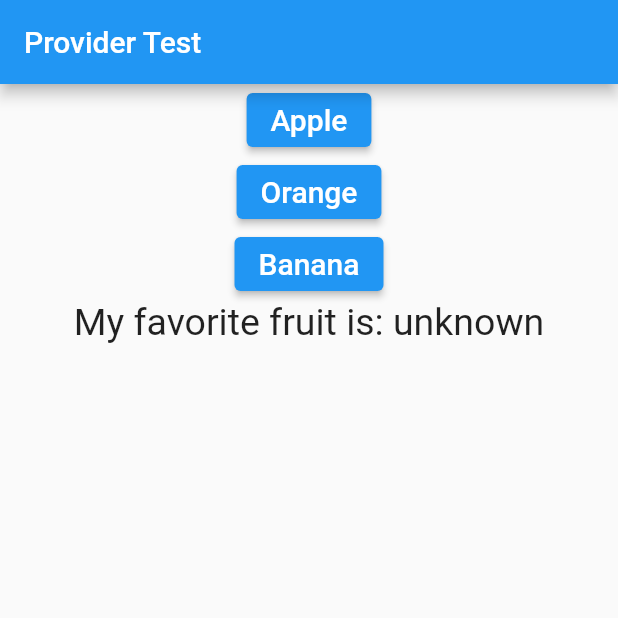
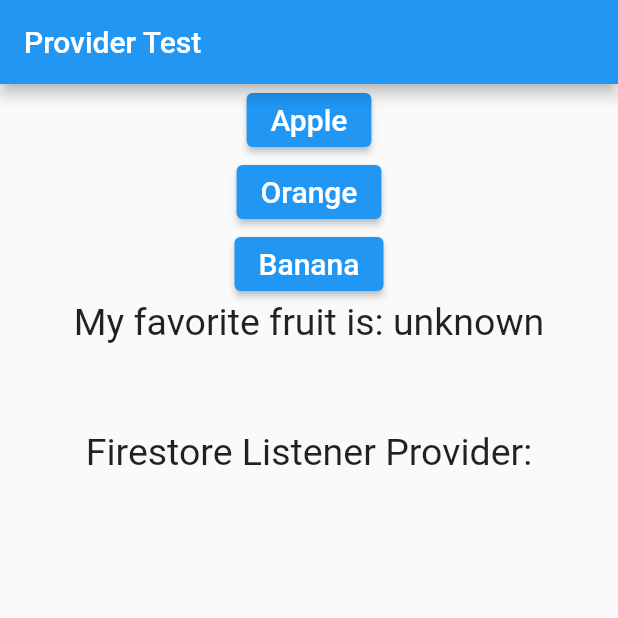
Before and after one commit to smartforce-io/flutter-caching, a Flutter app: the ProviderTestPage screen opened directly, on a phone screen of 412 x 824 dp, the top half of it. Run offline on Flutter 3.47's test engine with Material 2 defaults, Android fonts, the light colour scheme and no system bars; our stand-ins replace cloud_firestore, firebase_auth, firebase_core, firebase_messaging, flutter_local_notifications, google_sign_in and 1 more; accounts and stored records are empty; network calls fail.

Commit message:
added provider to listen firebase changes

```diff
--- a/lib/screens/home.dart
+++ b/lib/screens/home.dart
@@ -1,4 +1,5 @@
 import 'package:fetchingapp/backend/database.dart';
+import 'package:fetchingapp/backend/firestore_changes.dart';
 import 'package:fetchingapp/backend/google_authentication.dart';
 import 'package:fetchingapp/screens/firestore_stream.dart';
 import 'package:fetchingapp/screens/firestore_future.dart';
@@ -7,6 +8,7 @@ import 'package:fetchingapp/screens/login.dart';
 import 'package:fetchingapp/screens/provider_test.dart';
 import 'package:firebase_auth/firebase_auth.dart';
 import 'package:flutter/material.dart';
+import 'package:provider/provider.dart';
 
 class HomePage extends StatelessWidget {
   const HomePage(this.user, {Key? key}) : super(key: key);
@@ -15,6 +17,9 @@ class HomePage extends StatelessWidget {
 
   @override
   Widget build(BuildContext context) {
+    Provider.of<FirestoreChanges>(context, listen: false)
+        .listenOnFirestoreChanges();
+
     return Scaffold(
       appBar: AppBar(
         automaticallyImplyLeading: false,
@@ -27,7 +32,7 @@ class HomePage extends StatelessWidget {
           const SizedBox(height: 10),
           testSectionButton(
               context: context,
-              name: 'Provider Test',
+              name: 'Simple Provider Test',
               widget: const ProviderTestPage()),
           const SizedBox(height: 10),
           testSectionButton(
--- a/lib/screens/provider_test.dart
+++ b/lib/screens/provider_test.dart
@@ -1,3 +1,4 @@
+import 'package:fetchingapp/backend/firestore_changes.dart';
 import 'package:flutter/material.dart';
 import 'package:provider/provider.dart';
 
@@ -22,8 +23,18 @@ class _ProviderTestPageState extends State<ProviderTestPage> {
             const Button(fruit: 'Orange'),
             const Button(fruit: 'Banana'),
             Text(
-              'My favorite fruit is: ' + Provider.of<Favorites>(context).fruit,
+              'My favorite fruit is: ' +
+                  Provider.of<Favorites>(context).fruit +
+                  '\n\n',
               style: const TextStyle(fontSize: 25),
+            ),
+            const Text(
+              'Firestore Listener Provider:',
+              style: TextStyle(fontSize: 25),
+            ),
+            Text(
+              '\n' + Provider.of<FirestoreChanges>(context).changeStr,
+              style: const TextStyle(fontSize: 15),
             )
           ],
         ),
```
Also changed, not shown: lib/backend/firestore_changes.dart (added, +25 -0 lines), lib/main.dart (+11 -4 lines), 1 other file.
